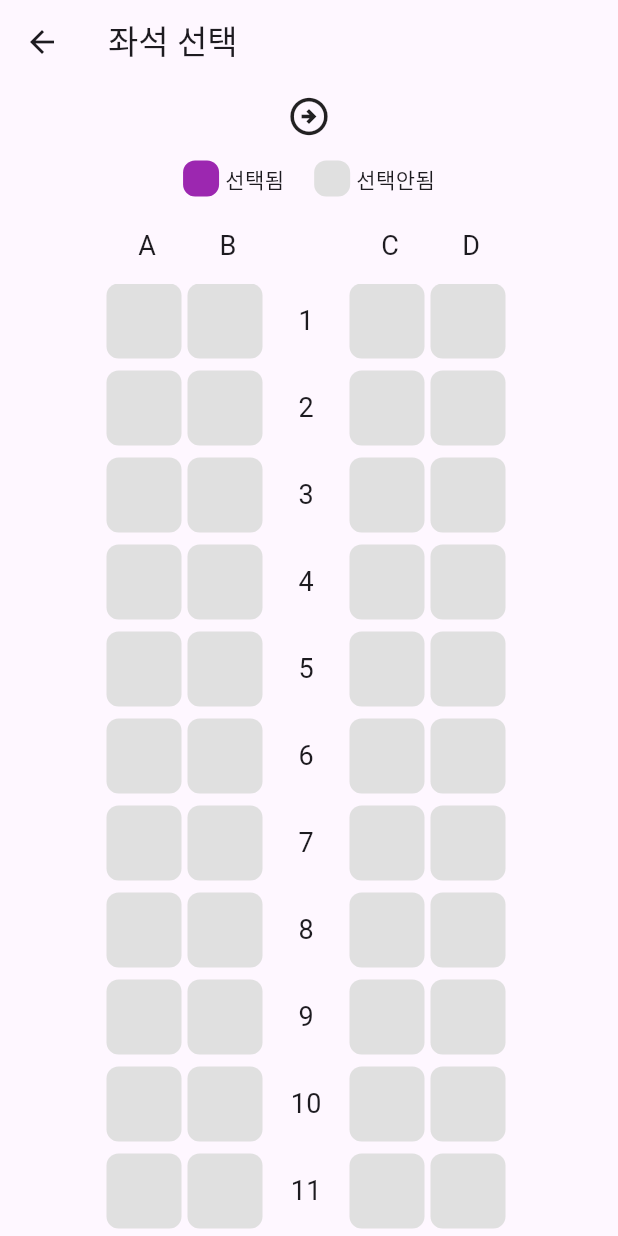
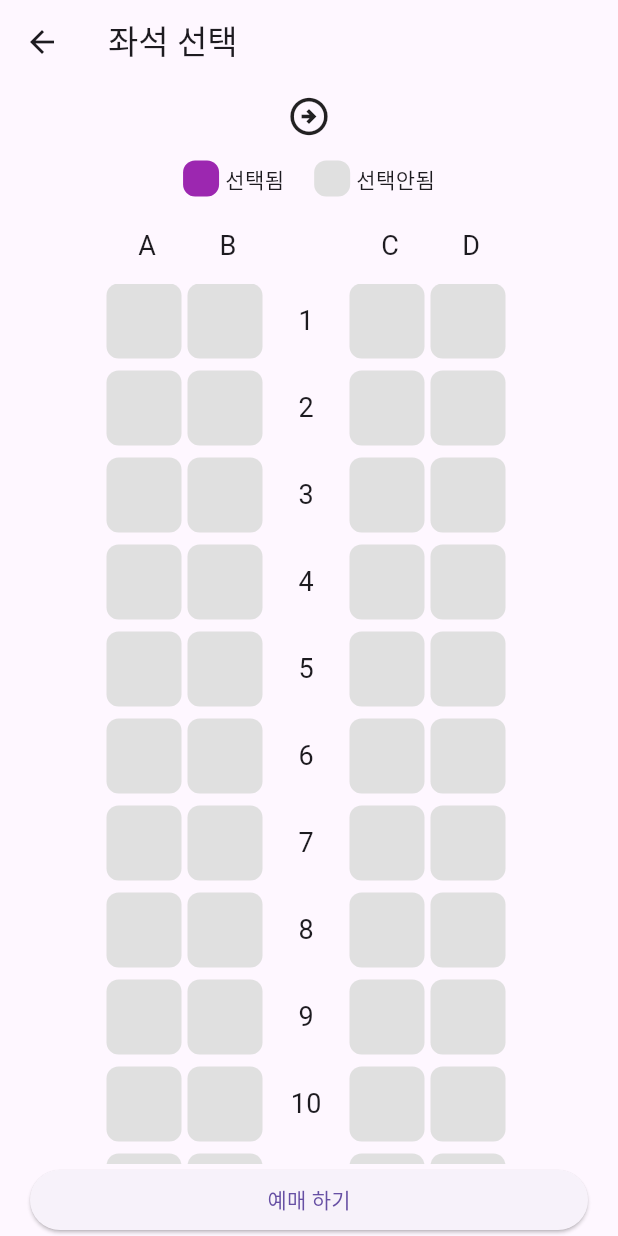
Before and after one commit to Meezzi/flutter-train-app, a Flutter app: the SeatPage screen opened directly with empty values, on a phone screen of 412 x 824 dp. Run offline on Flutter 3.47's test engine with Material 3 defaults, Android fonts, the phone set to English and light mode, and no system bars.

Commit message:
design: 예매 하기 버튼 추가

```diff
--- a/lib/pages/seat/seat_page.dart
+++ b/lib/pages/seat/seat_page.dart
@@ -45,7 +45,17 @@ class _SeatPageState extends State<SeatPage> {
                 ],
               ),
             ),
-          )
+          ),
+          Padding(
+            padding: const EdgeInsets.symmetric(horizontal: 20),
+            child: SizedBox(
+              width: double.infinity,
+              child: ElevatedButton(
+                onPressed: () {},
+                child: Text('예매 하기'),
+              ),
+            ),
+          ),
         ],
       ),
     );
```
